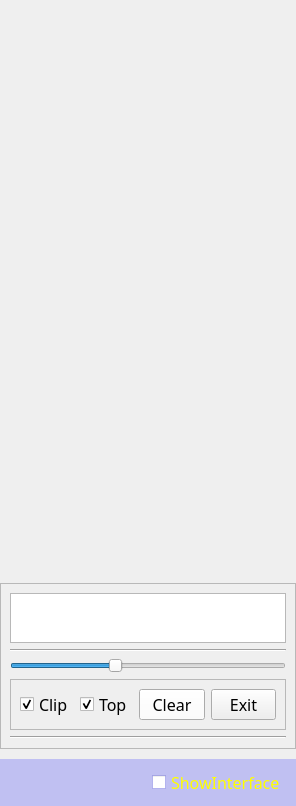
Qt form forms/MainWindow.ui (Sanvenir/TranslatorWidget) before a commit.
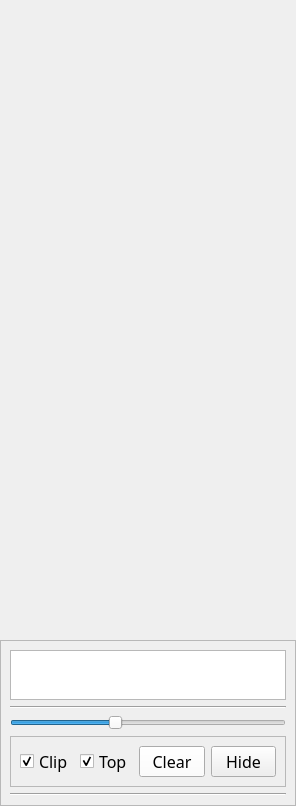
The same form after that commit.

What changed in the file:
```diff
--- a/forms/MainWindow.ui
+++ b/forms/MainWindow.ui
@@ -314,7 +314,7 @@
             </font>
            </property>
            <property name="text">
-            <string>Exit</string>
+            <string>Hide</string>
            </property>
           </widget>
          </item>
@@ -331,495 +331,6 @@
      </layout>
     </widget>
    </item>
-   <item>
-    <widget class="QFrame" name="horizontalFrame">
-     <property name="palette">
-      <palette>
-       <active>
-        <colorrole role="WindowText">
-         <brush brushstyle="SolidPattern">
-          <color alpha="255">
-           <red>255</red>
-           <green>255</green>
-           <blue>0</blue>
-          </color>
-         </brush>
-        </colorrole>
-        <colorrole role="Button">
-         <brush brushstyle="SolidPattern">
-          <color alpha="50">
-           <red>0</red>
-           <green>0</green>
-           <blue>255</blue>
-          </color>
-         </brush>
-        </colorrole>
-        <colorrole role="Light">
-         <brush brushstyle="SolidPattern">
-          <color alpha="50">
-           <red>127</red>
-           <green>127</green>
-           <blue>255</blue>
-          </color>
-         </brush>
-        </colorrole>
-        <colorrole role="Midlight">
-         <brush brushstyle="SolidPattern">
-          <color alpha="50">
-           <red>63</red>
-           <green>63</green>
-           <blue>255</blue>
-          </color>
-         </brush>
-        </colorrole>
-        <colorrole role="Dark">
-         <brush brushstyle="SolidPattern">
-          <color alpha="50">
-           <red>0</red>
-           <green>0</green>
-           <blue>127</blue>
-          </color>
-         </brush>
-        </colorrole>
-        <colorrole role="Mid">
-         <brush brushstyle="SolidPattern">
-          <color alpha="50">
-           <red>0</red>
-           <green>0</green>
-           <blue>170</blue>
-          </color>
-         </brush>
-        </colorrole>
-        <colorrole role="Text">
-         <brush brushstyle="SolidPattern">
-          <color alpha="255">
-           <red>0</red>
-           <green>0</green>
-           <blue>0</blue>
-          </color>
-         </brush>
-        </colorrole>
-        <colorrole role="BrightText">
-         <brush brushstyle="SolidPattern">
-          <color alpha="255">
-           <red>255</red>
-           <green>255</green>
-           <blue>255</blue>
-          </color>
-         </brush>
-        </colorrole>
-        <colorrole role="ButtonText">
-         <brush brushstyle="SolidPattern">
-          <color alpha="255">
-           <red>0</red>
-           <green>0</green>
-           <blue>0</blue>
-          </color>
-         </brush>
-        </colorrole>
-        <colorrole role="Base">
-         <brush brushstyle="SolidPattern">
-          <color alpha="255">
-           <red>255</red>
-           <green>255</green>
-           <blue>255</blue>
-          </color>
-         </brush>
-        </colorrole>
-        <colorrole role="Window">
-         <brush brushstyle="SolidPattern">
-          <color alpha="50">
-           <red>0</red>
-           <green>0</green>
-           <blue>255</blue>
-          </color>
-         </brush>
-        </colorrole>
-        <colorrole role="Shadow">
-         <brush brushstyle="SolidPattern">
-          <color alpha="255">
-           <red>0</red>
-           <green>0</green>
-           <blue>0</blue>
-          </color>
-         </brush>
-        </colorrole>
-        <colorrole role="AlternateBase">
-         <brush brushstyle="SolidPattern">
-          <color alpha="152">
-           <red>127</red>
-           <green>127</green>
-           <blue>255</blue>
-          </color>
-         </brush>
-        </colorrole>
-        <colorrole role="ToolTipBase">
-         <brush brushstyle="SolidPattern">
-          <color alpha="255">
-           <red>255</red>
-           <green>255</green>
-           <blue>220</blue>
-          </color>
-         </brush>
-        </colorrole>
-        <colorrole role="ToolTipText">
-         <brush brushstyle="SolidPattern">
-          <color alpha="255">
-           <red>0</red>
-           <green>0</green>
-           <blue>0</blue>
-          </color>
-         </brush>
-        </colorrole>
-        <colorrole role="PlaceholderText">
-         <brush brushstyle="NoBrush">
-          <color alpha="128">
-           <red>0</red>
-           <green>0</green>
-           <blue>0</blue>
-          </color>
-         </brush>
-        </colorrole>
-       </active>
-       <inactive>
-        <colorrole role="WindowText">
-         <brush brushstyle="SolidPattern">
-          <color alpha="255">
-           <red>255</red>
-           <green>255</green>
-           <blue>0</blue>
-          </color>
-         </brush>
-        </colorrole>
-        <colorrole role="Button">
-         <brush brushstyle="SolidPattern">
-          <color alpha="50">
-           <red>0</red>
-           <green>0</green>
-           <blue>255</blue>
-          </color>
-         </brush>
-        </colorrole>
-        <colorrole role="Light">
-         <brush brushstyle="SolidPattern">
-          <color alpha="50">
-           <red>127</red>
-           <green>127</green>
-           <blue>255</blue>
-          </color>
-         </brush>
-        </colorrole>
-        <colorrole role="Midlight">
-         <brush brushstyle="SolidPattern">
-          <color alpha="50">
-           <red>63</red>
-           <green>63</green>
-           <blue>255</blue>
-          </color>
-         </brush>
-        </colorrole>
-        <colorrole role="Dark">
-         <brush brushstyle="SolidPattern">
-          <color alpha="50">
-           <red>0</red>
-           <green>0</green>
-           <blue>127</blue>
-          </color>
-         </brush>
-        </colorrole>
-        <colorrole role="Mid">
-         <brush brushstyle="SolidPattern">
-          <color alpha="50">
-           <red>0</red>
-           <green>0</green>
-           <blue>170</blue>
-          </color>
-         </brush>
-        </colorrole>
-        <colorrole role="Text">
-         <brush brushstyle="SolidPattern">
-          <color alpha="255">
-           <red>0</red>
-           <green>0</green>
-           <blue>0</blue>
-          </color>
-         </brush>
-        </colorrole>
-        <colorrole role="BrightText">
-         <brush brushstyle="SolidPattern">
-          <color alpha="255">
-           <red>255</red>
-           <green>255</green>
-           <blue>255</blue>
-          </color>
-         </brush>
-        </colorrole>
-        <colorrole role="ButtonText">
-         <brush brushstyle="SolidPattern">
-          <color alpha="255">
-           <red>0</red>
-           <green>0</green>
-           <blue>0</blue>
-          </color>
-         </brush>
-        </colorrole>
-        <colorrole role="Base">
-         <brush brushstyle="SolidPattern">
-          <color alpha="255">
-           <red>255</red>
-           <green>255</green>
-           <blue>255</blue>
-          </color>
-         </brush>
-        </colorrole>
-        <colorrole role="Window">
-         <brush brushstyle="SolidPattern">
-          <color alpha="50">
-           <red>0</red>
-           <green>0</green>
-           <blue>255</blue>
-          </color>
-         </brush>
-        </colorrole>
-        <colorrole role="Shadow">
-         <brush brushstyle="SolidPattern">
-          <color alpha="255">
-           <red>0</red>
-           <green>0</green>
-           <blue>0</blue>
-          </color>
-         </brush>
-        </colorrole>
-        <colorrole role="AlternateBase">
-         <brush brushstyle="SolidPattern">
-          <color alpha="152">
-           <red>127</red>
-           <green>127</green>
-           <blue>255</blue>
-          </color>
-         </brush>
-        </colorrole>
-        <colorrole role="ToolTipBase">
-         <brush brushstyle="SolidPattern">
-          <color alpha="255">
-           <red>255</red>
-           <green>255</green>
-           <blue>220</blue>
-          </color>
-         </brush>
-        </colorrole>
-        <colorrole role="ToolTipText">
-         <brush brushstyle="SolidPattern">
-          <color alpha="255">
-           <red>0</red>
-           <green>0</green>
-           <blue>0</blue>
-          </color>
-         </brush>
-        </colorrole>
-        <colorrole role="PlaceholderText">
-         <brush brushstyle="NoBrush">
-          <color alpha="128">
-           <red>0</red>
-           <green>0</green>
-           <blue>0</blue>
-          </color>
-         </brush>
-        </colorrole>
-       </inactive>
-       <disabled>
-        <colorrole role="WindowText">
-         <brush brushstyle="SolidPattern">
-          <color alpha="50">
-           <red>0</red>
-           <green>0</green>
-           <blue>127</blue>
-          </color>
-         </brush>
-        </colorrole>
-        <colorrole role="Button">
-         <brush brushstyle="SolidPattern">
-          <color alpha="50">
-           <red>0</red>
-           <green>0</green>
-           <blue>255</blue>
-          </color>
-         </brush>
-        </colorrole>
-        <colorrole role="Light">
-         <brush brushstyle="SolidPattern">
-          <color alpha="50">
-           <red>127</red>
-           <green>127</green>
-           <blue>255</blue>
-          </color>
-         </brush>
-        </colorrole>
-        <colorrole role="Midlight">
-         <brush brushstyle="SolidPattern">
-          <color alpha="50">
-           <red>63</red>
-           <green>63</green>
-           <blue>255</blue>
-          </color>
-         </brush>
-        </colorrole>
-        <colorrole role="Dark">
-         <brush brushstyle="SolidPattern">
-          <color alpha="50">
-           <red>0</red>
-           <green>0</green>
-           <blue>127</blue>
-          </color>
-         </brush>
-        </colorrole>
-        <colorrole role="Mid">
-         <brush brushstyle="SolidPattern">
-          <color alpha="50">
-           <red>0</red>
-           <green>0</green>
-           <blue>170</blue>
-          </color>
-         </brush>
-        </colorrole>
-        <colorrole role="Text">
-         <brush brushstyle="SolidPattern">
-          <color alpha="50">
-           <red>0</red>
-           <green>0</green>
-           <blue>127</blue>
-          </color>
-         </brush>
-        </colorrole>
-        <colorrole role="BrightText">
-         <brush brushstyle="SolidPattern">
-          <color alpha="255">
-           <red>255</red>
-           <green>255</green>
-           <blue>255</blue>
-          </color>
-         </brush>
-        </colorrole>
-        <colorrole role="ButtonText">
-         <brush brushstyle="SolidPattern">
-          <color alpha="50">
-           <red>0</red>
-           <green>0</green>
-           <blue>127</blue>
-          </color>
-         </brush>
-        </colorrole>
-        <colorrole role="Base">
-         <brush brushstyle="SolidPattern">
-          <color alpha="50">
-           <red>0</red>
-           <green>0</green>
-           <blue>255</blue>
-          </color>
-         </brush>
-        </colorrole>
-        <colorrole role="Window">
-         <brush brushstyle="SolidPattern">
-          <color alpha="50">
-           <red>0</red>
-           <green>0</green>
-           <blue>255</blue>
-          </color>
-         </brush>
-        </colorrole>
-        <colorrole role="Shadow">
-         <brush brushstyle="SolidPattern">
-          <color alpha="255">
-           <red>0</red>
-           <green>0</green>
-           <blue>0</blue>
-          </color>
-         </brush>
-        </colorrole>
-        <colorrole role="AlternateBase">
-         <brush brushstyle="SolidPattern">
-          <color alpha="50">
-           <red>0</red>
-           <green>0</green>
-           <blue>255</blue>
-          </color>
-         </brush>
-        </colorrole>
-        <colorrole role="ToolTipBase">
-         <brush brushstyle="SolidPattern">
-          <color alpha="255">
-           <red>255</red>
-           <green>255</green>
-           <blue>220</blue>
-          </color>
-         </brush>
-        </colorrole>
-        <colorrole role="ToolTipText">
-         <brush brushstyle="SolidPattern">
-          <color alpha="255">
-           <red>0</red>
-           <green>0</green>
-           <blue>0</blue>
-          </color>
-         </brush>
-        </colorrole>
-        <colorrole role="PlaceholderText">
-         <brush brushstyle="NoBrush">
-          <color alpha="128">
-           <red>0</red>
-           <green>0</green>
-           <blue>0</blue>
-          </color>
-         </brush>
-        </colorrole>
-       </disabled>
-      </palette>
-     </property>
-     <property name="autoFillBackground">
-      <bool>true</bool>
-     </property>
-     <layout class="QHBoxLayout" name="horizontalLayout">
-      <property name="leftMargin">
-       <number>30</number>
-      </property>
-      <property name="rightMargin">
-       <number>10</number>
-      </property>
-      <item>
-       <spacer name="horizontalSpacer">
-        <property name="orientation">
-         <enum>Qt::Horizontal</enum>
-        </property>
-        <property name="sizeHint" stdset="0">
-         <size>
-          <width>40</width>
-          <height>20</height>
-         </size>
-        </property>
-       </spacer>
-      </item>
-      <item>
-       <widget class="QCheckBox" name="showBox">
-        <property name="sizePolicy">
-         <sizepolicy hsizetype="Minimum" vsizetype="Fixed">
-          <horstretch>0</horstretch>
-          <verstretch>0</verstretch>
-         </sizepolicy>
-        </property>
-        <property name="font">
-         <font>
-          <family>等线</family>
-          <pointsize>12</pointsize>
-         </font>
-        </property>
-        <property name="text">
-         <string>ShowInterface</string>
-        </property>
-       </widget>
-      </item>
-     </layout>
-    </widget>
-   </item>
   </layout>
  </widget>
  <resources/>
```
Left out of the diff: 18 changed lines with no effect on the pictures.
